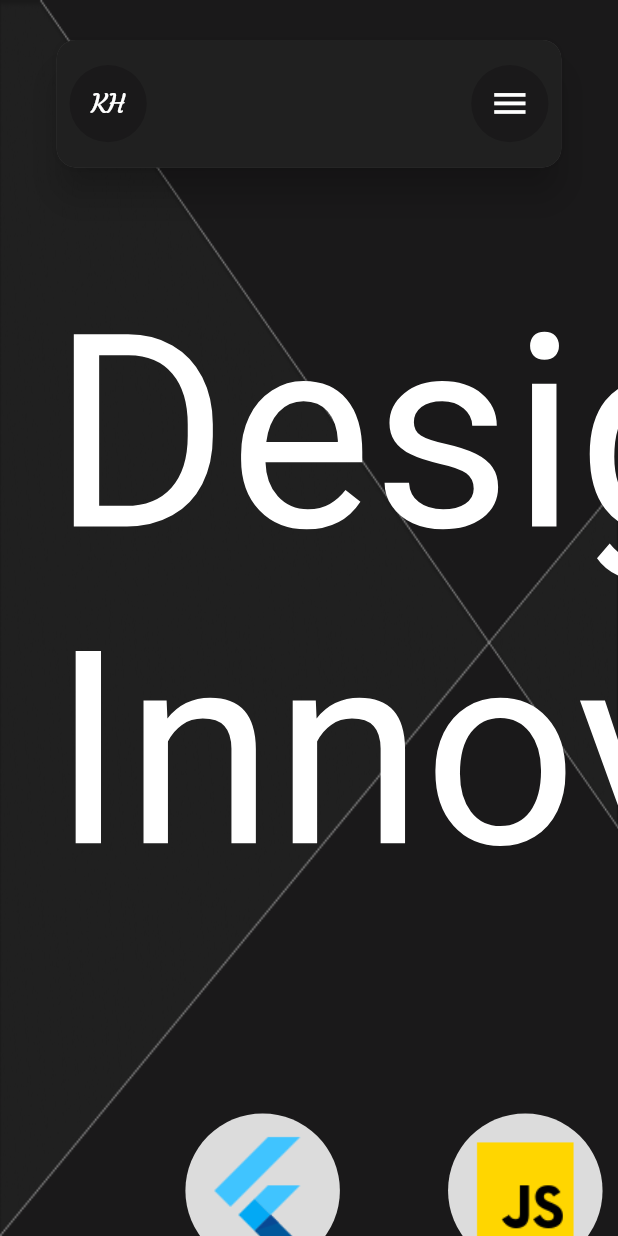
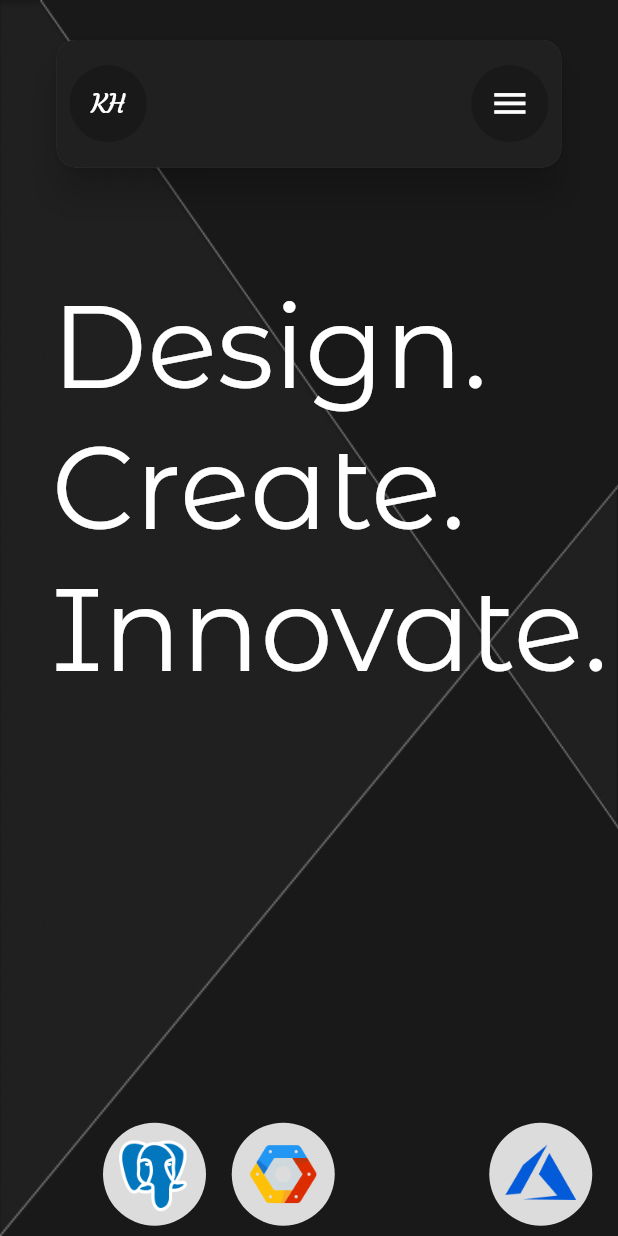
Before and after one commit to Kwang-Kian-Hui/portfolio-website-v2-flutter, a Flutter app: the screen it shows after launch, on a phone screen of 412 x 824 dp. Run offline on Flutter 3.47's test engine with Material 2 defaults, Android fonts, the phone set to English and light mode, and no system bars; drawn by our look-alikes of animated_text_kit, scrollable_positioned_list; our stand-ins replace carousel_slider, dotted_border, flutter_inset_box_shadow, flutter_riverpod, responsive_framework; project files that could hold a hidden picture were left out.

Commit message:
init widget ready

```diff
--- a/lib/core/presentation/components/init_page/icon_animation_widget.dart
+++ b/lib/core/presentation/components/init_page/icon_animation_widget.dart
@@ -1,12 +1,23 @@
 import 'package:flutter/material.dart';
 import 'package:flutter_portfolio_website/core/presentation/const/styles.dart';
+import 'package:responsive_framework/responsive_framework.dart';
 
 class IconAnimationWidget extends StatefulWidget {
-  const IconAnimationWidget({super.key, required this.iconPath, required this.beginOffset, required this.endOffset});
+  const IconAnimationWidget(
+      {super.key,
+      required this.iconPath,
+      required this.beginOffset,
+      required this.endOffset,
+      required this.delayDuration,
+      required this.isSmallerThanMobileBP,
+      required this.isSmallerThanDesktop});
 
   final String iconPath;
   final Offset beginOffset;
   final Offset endOffset;
+  final int delayDuration;
+  final bool isSmallerThanMobileBP;
+  final bool isSmallerThanDesktop;
 
   @override
   State<IconAnimationWidget> createState() => _IconAnimationWidgetState();
@@ -14,17 +25,6 @@ class IconAnimationWidget extends StatefulWidget {
 
 class _IconAnimationWidgetState extends State<IconAnimationWidget>
     with SingleTickerProviderStateMixin {
-  // late final AnimationController _controller = AnimationController(
-  //   duration: const Duration(seconds: 1),
-  //   vsync: this,
-  // );
-  // late final Animation<Offset> _offsetAnimation = Tween<Offset>(
-  //   begin: Offset(2.0, 0.0),
-  //   end: Offset.zero,
-  // ).animate(CurvedAnimation(
-  //   parent: _controller,
-  //   curve: Curves.elasticIn,
-  // ));
   late AnimationController _controller;
   late Animation<Offset> _offsetAnimation;
   bool visibleIcon = false;
@@ -33,7 +33,11 @@ class _IconAnimationWidgetState extends State<IconAnimationWidget>
   void initState() {
     super.initState();
     _controller = AnimationController(
-      duration: const Duration(seconds: 1),
+      duration: widget.isSmallerThanMobileBP
+          ? const Duration(seconds: 2, milliseconds: 400)
+          : widget.isSmallerThanDesktop
+              ? const Duration(seconds: 3)
+              : const Duration(seconds: 3, milliseconds: 600),
       vsync: this,
     );
 
@@ -42,13 +46,14 @@ class _IconAnimationWidgetState extends State<IconAnimationWidget>
       end: widget.endOffset,
     ).animate(CurvedAnimation(
       parent: _controller,
-      curve: Curves.elasticOut,
+      curve: Curves.linear,
     ));
-    Future.delayed(const Duration(milliseconds: 5000), () {
+    Future.delayed(Duration(milliseconds: 5000 + widget.delayDuration), () {
       visibleIcon = true;
 
       _offsetAnimation.addListener(() {
         setState(() {});
+        _controller.repeat();
       });
 
       _controller.forward();
@@ -63,25 +68,48 @@ class _IconAnimationWidgetState extends State<IconAnimationWidget>
 
   @override
   Widget build(BuildContext context) {
-    return SlideTransition(
+    bool smallerThanDesktop =
+        ResponsiveWrapper.of(context).isSmallerThan(DESKTOP);
+    bool smallerThanBp =
+        ResponsiveWrapper.of(context).isSmallerThan("BP-FOR-INIT-PAGE-TEXT");
+    return Positioned(
+      bottom: 0,
+      child: SlideTransition(
         position: _offsetAnimation,
         child: Padding(
           padding: const EdgeInsets.all(8.0),
           child: Visibility(
             visible: visibleIcon,
             child: Container(
-            height: 120,
-            width: 120,
+              height: smallerThanDesktop
+                  ? 80
+                  : smallerThanBp
+                      ? 100
+                      : 120,
+              width: smallerThanDesktop
+                  ? 80
+                  : smallerThanBp
+                      ? 100
+                      : 120,
               decoration: const BoxDecoration(
                 shape: BoxShape.circle,
                 color: AppStyles.greyColour,
               ),
               alignment: Alignment.center,
               child: Image.asset(widget.iconPath,
-                height: 100,
-                width: 100,
+                  height: smallerThanDesktop
+                      ? 60
+                      : smallerThanBp
+                          ? 80
+                          : 100,
+                  width: smallerThanDesktop
+                      ? 60
+                      : smallerThanBp
+                          ? 80
+                          : 100,
                   fit: BoxFit.fill,
                   filterQuality: FilterQuality.medium),
+            ),
           ),
         ),
       ),
--- a/lib/core/presentation/components/init_page/init_widget.dart
+++ b/lib/core/presentation/components/init_page/init_widget.dart
@@ -1,128 +1,8 @@
-// import 'package:animated_background/animated_background.dart';
-// import 'package:flutter/material.dart';
-// import 'package:flutter_portfolio_website/core/presentation/const/styles.dart';
-// import 'package:responsive_framework/responsive_framework.dart';
-
-// class InitWidget extends StatefulWidget {
-//   const InitWidget({Key? key}) : super(key: key);
-
-//   @override
-//   State<InitWidget> createState() => _InitWidgetState();
-
-//   Size get preferredSize => const Size.fromHeight(kToolbarHeight);
-// }
-
-// class _InitWidgetState extends State<InitWidget>
-//     with SingleTickerProviderStateMixin {
-//   int particleTypeIndex = 0;
-
-//   static ParticleOptions particles = const ParticleOptions(
-//     baseColor: AppStyles.appSubColour,
-//     spawnOpacity: 0.0,
-//     opacityChangeRate: 0.25,
-//     minOpacity: 0.1,
-//     maxOpacity: 0.4,
-//     particleCount: 50,
-//     spawnMaxRadius: 15.0,
-//     spawnMinRadius: 7.0,
-//     spawnMaxSpeed: 100.0,
-//     spawnMinSpeed: 30,
-//   );
-
-//   static ParticleOptions hoverParticles = const ParticleOptions(
-//     baseColor: AppStyles.appSubColour,
-//     spawnOpacity: 0.0,
-//     opacityChangeRate: 0.25,
-//     minOpacity: 0.5,
-//     maxOpacity: 0.7,
-//     particleCount: 50,
-//     spawnMaxRadius: 30.0,
-//     spawnMinRadius: 14.0,
-//     spawnMaxSpeed: 10.0,
-//     spawnMinSpeed: 1.0,
-//   );
-
-//   static List<ParticleOptions> particleList = [
-//     particles,
-//     hoverParticles,
-//   ];
-
-//   @override
-//   Widget build(BuildContext context) {
-//     return SizedBox(
-//       height: MediaQuery.of(context).size.height - widget.preferredSize.height,
-//       width: MediaQuery.of(context).size.width,
-//       child: AnimatedBackground(
-//         vsync: this,
-//         behaviour:
-//             RandomParticleBehaviour(options: particleList[particleTypeIndex]),
-//         child: Container(
-//           alignment: Alignment.center,
-//           child: MouseRegion(
-//             cursor: SystemMouseCursors.click,
-//             onEnter: (pointerEvent) {
-//               particleTypeIndex = 1;
-//               setState(() {});
-//             },
-//             onExit: (pointerEvent) {
-//               particleTypeIndex = 0;
-//               setState(() {});
-//             },
-//             child: Container(
-//               decoration: BoxDecoration(
-//                 borderRadius: BorderRadius.circular(15),
-//                 border: Border.all(
-//                   width: 2,
-//                   color: Colors.white30,
-//                 ),
-//                 boxShadow: [
-//                   BoxShadow(
-//                     color: particleTypeIndex == 1
-//                         ? Colors.white
-//                         : Colors.white.withOpacity(0.2),
-//                     blurRadius: particleTypeIndex == 1 ? 25 : 5,
-//                     spreadRadius: -5,
-//                     blurStyle: particleTypeIndex == 1
-//                         ? BlurStyle.outer
-//                         : BlurStyle.inner,
-//                   ),
-//                 ],
-//               ),
-//               padding: const EdgeInsets.symmetric(horizontal: 30, vertical: 15),
-//                 child: ResponsiveRowColumn(
-//                   rowMainAxisAlignment: MainAxisAlignment.center,
-//                   columnMainAxisAlignment: MainAxisAlignment.center,
-//                   rowMainAxisSize: MainAxisSize.min,
-//                   columnMainAxisSize: MainAxisSize.min,
-//                   layout: ResponsiveWrapper.of(context)
-//                           .isSmallerThan("MINI-DESKTOP")
-//                       ? ResponsiveRowColumnType.COLUMN
-//                       : ResponsiveRowColumnType.ROW,
-//                   children: [
-//                     ResponsiveRowColumnItem(
-//                         child: SelectableText("Welcome to my ",
-//                             style: particleTypeIndex == 1
-//                                 ? AppStyles.montserrat30w500Neon
-//                                 : AppStyles.montserrat30w500)),
-//                     ResponsiveRowColumnItem(
-//                         child: SelectableText("Portfolio Website",
-//                             style: particleTypeIndex == 1
-//                                 ? AppStyles.montserrat30Coloredw500Neon
-//                                 : AppStyles.montserrat30Coloredw500)),
-//                   ],
-//                 ),
-//               ),
-//             ),
-//           ),
-//       ),
-//     );
-//   }
-// }
-
 import 'package:flutter/material.dart';
 import 'package:flutter_portfolio_website/core/presentation/components/init_page/icon_animation_widget.dart';
 import 'package:flutter_portfolio_website/core/presentation/components/init_page/text_display.dart';
 import 'package:flutter_portfolio_website/core/shared/const.dart';
+import 'package:responsive_framework/responsive_framework.dart';
 
 class InitWidget extends StatefulWidget {
   const InitWidget({Key? key}) : super(key: key);
@@ -134,8 +14,45 @@ class InitWidget extends StatefulWidget {
 class _InitWidgetState extends State<InitWidget> {
   @override
   Widget build(BuildContext context) {
-    return SizedBox(
-      height: MediaQuery.of(context).size.height,
+    bool smallerThanMinHeight = MediaQuery.of(context).size.height < 720;
+    bool specialCondition =
+        ResponsiveWrapper.of(context).isSmallerThan(DESKTOP) &&
+            !ResponsiveWrapper.of(context).isSmallerThan("BP-FOR-MOBILE");
+    bool isSmallerThanMobileBp =
+        ResponsiveWrapper.of(context).isSmallerThan("BP-FOR-MOBILE");
+    bool isSmallerThanDesktop =
+        ResponsiveWrapper.of(context).isSmallerThan(DESKTOP);
+
+    Offset getBeginOffSet() {
+      if (ResponsiveWrapper.of(context).isSmallerThan("BP-FOR-MOBILE")) {
+        return const Offset(7.0, 0.0);
+      }
+      if (ResponsiveWrapper.of(context).isSmallerThan(DESKTOP)) {
+        return const Offset(10.0, 0.0);
+      }
+      return const Offset(15.0, 0.0);
+    }
+
+    Offset getEndOffSet() {
+      if (ResponsiveWrapper.of(context).isSmallerThan("BP-FOR-MOBILE")) {
+        return const Offset(-3.0, 0.0);
+      }
+      if (ResponsiveWrapper.of(context).isSmallerThan(DESKTOP)) {
+        return const Offset(-3.0, 0.0);
+      }
+      return const Offset(-3.0, 0.0);
+    }
+
+    return Container(
+      constraints: const BoxConstraints(
+        minWidth: 480,
+        minHeight: 720,
+      ),
+      height: smallerThanMinHeight
+          ? specialCondition
+              ? 920
+              : 720
+          : MediaQuery.of(context).size.height,
       width: MediaQuery.of(context).size.width,
       child: Stack(
         children: [
@@ -146,40 +63,61 @@ class _InitWidgetState extends State<InitWidget> {
               fit: BoxFit.fill,
               errorBuilder: (context, index, _) => const SizedBox()),
           const TextDisplay(),
-          const IconAnimationWidget(
+          IconAnimationWidget(
             iconPath: 'assets/images/icons/icons8-flutter-96.png',
-            beginOffset: Offset(1.0, 9.0),
-            endOffset: Offset(1.0, 6.3),
+            beginOffset: getBeginOffSet(),
+            endOffset: getEndOffSet(),
+            delayDuration: 0,
+            isSmallerThanMobileBP: isSmallerThanMobileBp,
+            isSmallerThanDesktop: isSmallerThanDesktop,
           ),
-          const IconAnimationWidget(
+          // IconAnimationWidget(
+          //   iconPath: 'assets/images/icons/icons8-react-80.png',
+          //   beginOffset: getBeginOffSet(),
+          //   endOffset: getEndOffSet(),
+          //   delayDuration: 400,
+          // isSmallerThanMobileBP: isSmallerThanMobileBp,
+          // isSmallerThanDesktop: isSmallerThanDesktop,
+          // ),
+          IconAnimationWidget(
             iconPath: 'assets/images/icons/icons8-js-96.png',
-            beginOffset: Offset(2.5, 9.0),
-            endOffset: Offset(2.5, 6.3),
+            beginOffset: getBeginOffSet(),
+            endOffset: getEndOffSet(),
+            delayDuration: 400,
+            isSmallerThanMobileBP: isSmallerThanMobileBp,
+            isSmallerThanDesktop: isSmallerThanDesktop,
           ),
-          const IconAnimationWidget(
+          IconAnimationWidget(
             iconPath: 'assets/images/icons/icons8-python-96.png',
-            beginOffset: Offset(4.0, 9.0),
-            endOffset: Offset(4.0, 6.3),
+            beginOffset: getBeginOffSet(),
+            endOffset: getEndOffSet(),
+            delayDuration: 800,
+            isSmallerThanMobileBP: isSmallerThanMobileBp,
+            isSmallerThanDesktop: isSmallerThanDesktop,
           ),
-          const IconAnimationWidget(
+          IconAnimationWidget(
             iconPath: 'assets/images/icons/icons8-postgresql-96.png',
-            beginOffset: Offset(5.5, 9.0),
-            endOffset: Offset(5.5, 6.3),
+            beginOffset: getBeginOffSet(),
+            endOffset: getEndOffSet(),
+            delayDuration: 1200,
+            isSmallerThanMobileBP: isSmallerThanMobileBp,
+            isSmallerThanDesktop: isSmallerThanDesktop,
           ),
-          const IconAnimationWidget(
-            iconPath: 'assets/images/icons/icons8-firebase-96.png',
-            beginOffset: Offset(7.0, 9.0),
-            endOffset: Offset(7.0, 6.3),
+          IconAnimationWidget(
+            iconPath: 'assets/images/icons/icons8-google-cloud-platform-96.png',
+            beginOffset: getBeginOffSet(),
+            endOffset: getEndOffSet(),
+            delayDuration: 1600,
+            isSmallerThanMobileBP: isSmallerThanMobileBp,
+            isSmallerThanDesktop: isSmallerThanDesktop,
           ),
-          const IconAnimationWidget(
-            iconPath: 'assets/images/icons/icons8-google-cloud-platform-96.png',
-            beginOffset: Offset(8.5, 9.0),
-            endOffset: Offset(8.5, 6.3),
-          ),
-          const IconAnimationWidget(
+          IconAnimationWidget(
             iconPath: 'assets/images/icons/icons8-azure-96.png',
-            beginOffset: Offset(10.0, 9.0),
-            endOffset: Offset(10.0, 6.3),
+            beginOffset: getBeginOffSet(),
+            endOffset: getEndOffSet(),
+            delayDuration: 2000,
+            isSmallerThanMobileBP: isSmallerThanMobileBp,
+            isSmallerThanDesktop: isSmallerThanDesktop,
           ),
         ],
       ),
--- a/lib/core/presentation/components/init_page/text_display.dart
+++ b/lib/core/presentation/components/init_page/text_display.dart
@@ -1,6 +1,7 @@
 import 'package:animated_text_kit/animated_text_kit.dart';
 import 'package:flutter/material.dart';
 import 'package:flutter_portfolio_website/core/presentation/const/styles.dart';
+import 'package:responsive_framework/responsive_framework.dart';
 
 class TextDisplay extends StatelessWidget {
   const TextDisplay({Key? key}) : super(key: key);
@@ -10,8 +11,28 @@ class TextDisplay extends StatelessWidget {
     return Positioned(
       top: 214,
       left: 40,
-      child: DefaultTextStyle(
-        style: AppStyles.montserratAlt210,
+      child: ResponsiveWrapper.of(context).isSmallerThan(DESKTOP)
+          ? DefaultTextStyle(
+              style: ResponsiveWrapper.of(context).isSmallerThan("BP-FOR-MOBILE")
+                  ? AppStyles.montserratAlt90
+                  : AppStyles.montserratAlt125,
+              child: AnimatedTextKit(
+                totalRepeatCount: 1,
+                animatedTexts: [
+                  TyperAnimatedText(
+                    "Design.\nCreate.\nInnovate.",
+                    speed: const Duration(milliseconds: 200),
+                  ),
+                ],
+              ),
+            )
+          : DefaultTextStyle(
+              style: ResponsiveWrapper.of(context)
+                      .isSmallerThan("BP-FOR-INIT-PAGE-TEXT")
+                  ? AppStyles.montserratAlt125
+                  : ResponsiveWrapper.of(context).isSmallerThan("BP-FOR-INIT-PAGE-TEXT-2")
+                      ? AppStyles.montserratAlt150
+                      : AppStyles.montserratAlt210,
               child: AnimatedTextKit(
                 totalRepeatCount: 1,
                 animatedTexts: [
--- a/lib/core/presentation/const/styles.dart
+++ b/lib/core/presentation/const/styles.dart
@@ -11,6 +11,9 @@ class AppStyles {
   static const horizontalPadding10 = EdgeInsets.symmetric(horizontal: 10);
 
   static const montserratAlt210 = TextStyle(fontSize: 210, fontFamily: "Montserrat_Alternates", fontWeight: FontWeight.w400, color: Color(0xffffffff)) ;
+  static const montserratAlt150 = TextStyle(fontSize: 150, fontFamily: "Montserrat_Alternates", fontWeight: FontWeight.w400, color: Color(0xffffffff)) ;
+  static const montserratAlt125 = TextStyle(fontSize: 125, fontFamily: "Montserrat_Alternates", fontWeight: FontWeight.w400, color: Color(0xffffffff)) ;
+  static const montserratAlt90 = TextStyle(fontSize: 90, fontFamily: "Montserrat_Alternates", fontWeight: FontWeight.w400, color: Color(0xffffffff)) ;
 
   static final montserrat30w500Neon = TextStyle(fontSize: 30.0, fontFamily: "Montserrat", fontWeight: FontWeight.w500, color: Colors.white, overflow: TextOverflow.ellipsis, shadows: [for(int i = 0; i < 8; i++)Shadow(color: Colors.white.withOpacity(0.3), blurRadius: 3.0 * i),]);
   static final montserrat30Coloredw500Neon = TextStyle(fontSize: 30.0, fontFamily: "Montserrat", fontWeight: FontWeight.w500, color: appSubColour, overflow: TextOverflow.ellipsis, shadows: [for(int i = 0; i < 8; i++)Shadow(color: Colors.red.shade300, blurRadius: 3.0 * i),]);
--- a/lib/core/presentation/main_app_widget.dart
+++ b/lib/core/presentation/main_app_widget.dart
@@ -32,7 +32,10 @@ class _MainAppWidgetState extends State<MainAppWidget> {
           const ResponsiveBreakpoint.resize(800, name: TABLET),
           const ResponsiveBreakpoint.autoScale(900, name: "MINI-DESKTOP"),
           const ResponsiveBreakpoint.resize(1000, name: DESKTOP),
-          const ResponsiveBreakpoint.autoScale(1728, name: "16-INCH"),
+          const ResponsiveBreakpoint.resize(1200, name: "BP-FOR-INIT-PAGE-TEXT"),
+          const ResponsiveBreakpoint.resize(1650, name: "BP-FOR-INIT-PAGE-TEXT-2"),
+          const ResponsiveBreakpoint.resize(1728, name: "16-INCH"),
+          const ResponsiveBreakpoint.autoScale(2460, name: '4K'),
         ],
       ),
       home: const MainPageWidget(),
--- a/lib/core/presentation/main_page_widget.dart
+++ b/lib/core/presentation/main_page_widget.dart
@@ -30,7 +30,11 @@ class MainPageWidgetState extends ConsumerState<MainPageWidget> {
     print(MediaQuery.of(context).size.width);
     return Scaffold(
       backgroundColor: AppStyles.mainAppColour,
-      body: SizedBox(
+      body: Container(
+        constraints: const BoxConstraints(
+          minWidth: 480,
+          minHeight: 2160,
+        ),
         height: MediaQuery.of(context).size.height * 3,
         child: Stack(
           children: [
--- a/lib/core/shared/const.dart
+++ b/lib/core/shared/const.dart
@@ -24,6 +24,16 @@ class ConstObjects{
     "\n\nPlease feel free to reach out to discuss any opportunities or projects where my technical expertise and "
     "passion for learning can contribute to success.";
 
+
+  static const String aboutMeDescription2 =
+  "I HAVE A DEEP PASSION FOR LEARNING AND APPLYING NEW TECHNOLOGIES TO DIVERSE PROJECTS, CONTINUOUSLY REINFORCING "
+  "MY EXPERTISE IN THEIR RESPECTIVE DOMAINS. "
+  "\n\nMY GOAL IS TO ACQUIRE EXPERTISE ACROSS MULTIPLE SPECIALIZATIONS "
+  "AND MAINTAIN A VERSATILE SKILL SET THAT ALIGNS WITH THE EVOLVING DEMANDS OF THE INDUSTRY. "
+  "\n\nWITH A GROWTH MINDSET, I AM EAGER TO EMBRACE NEW CHALLENGES AND APPLY MY SKILLS IN INNOVATIVE WAYS."
+  "\n\nPLEASE FEEL FREE TO REACH OUT TO DISCUSS ANY OPPORTUNITIES OR PROJECTS WHERE MY TECHNICAL EXPERTISE AND "
+  "PASSION FOR LEARNING CAN CONTRIBUTE TO SUCCESS.";
+
 static const String aboutMeTrivia =
     "Things I do to relieve stress: gaming, running and indoor plants gardening";
 
--- a/pubspec.yaml
+++ b/pubspec.yaml
@@ -113,7 +113,7 @@ flutter:
           weight: 300
         - asset: assets/fonts/Montserrat/static/Montserrat-ExtraLight.ttf
           weight: 200
-    - family: Montserrat_Alternatives
+    - family: Montserrat_Alternates
       fonts:
         - asset: assets/fonts/Montserrat_Alternates/MontserratAlternates-Bold.ttf
           weight: 700
```
Lines whose indentation alone changed are shown as unchanged.
